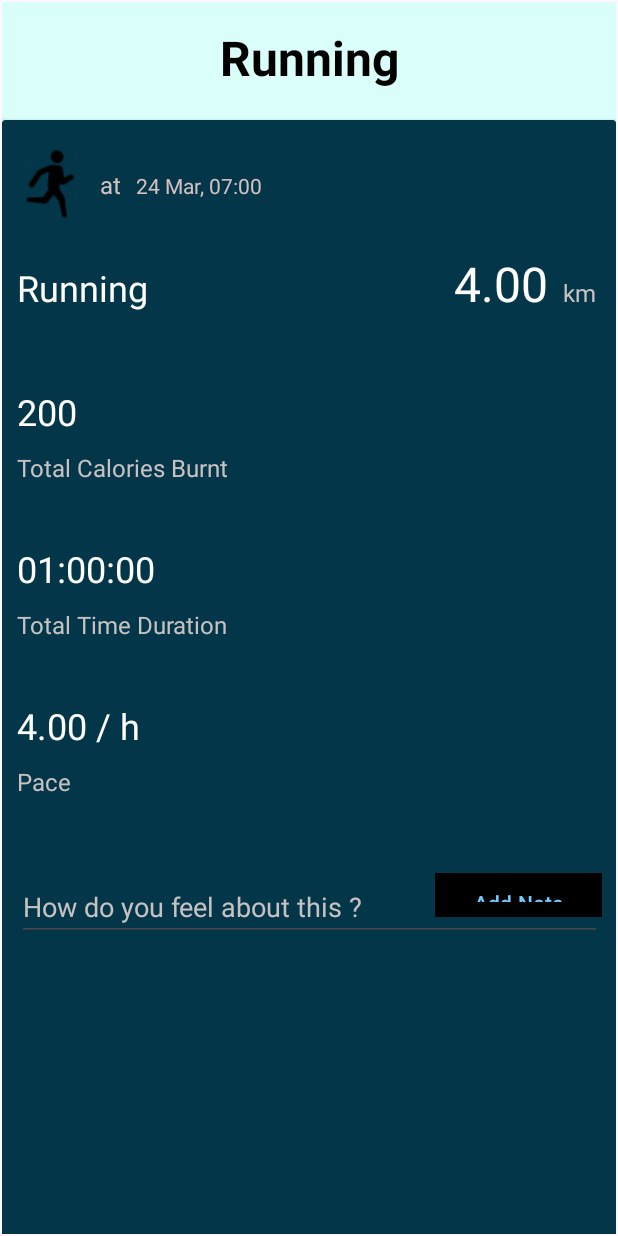
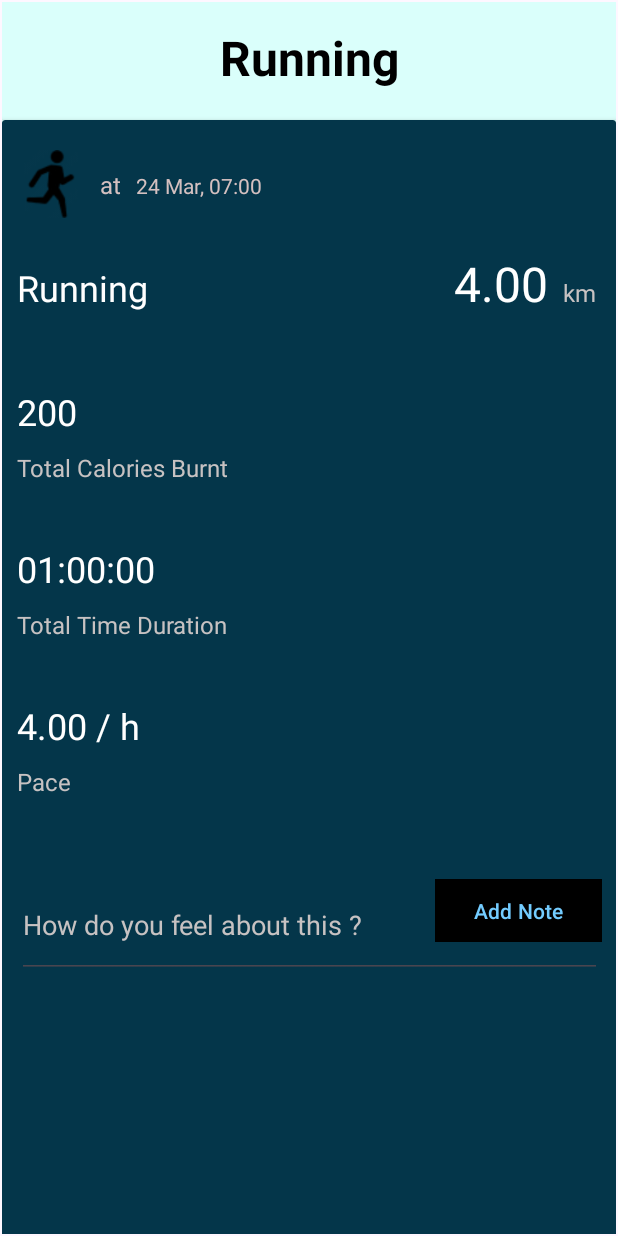
Before and after one commit to yii-meow/health-compass, an Android app: the fitness_routines_details screen opened through its navigation route, on a phone screen of 412 x 824 dp. Run offline under Robolectric (Android 15) with nearby library versions, the phone set to English and light mode, and no system bars; our stand-ins replace Firebase (no records; nobody signed in at launch, a user with empty details on screens opened directly).

Commit message:
log workout

```diff
--- a/app/src/main/java/com/example/healthcompass/achievements_challenges_list.kt
+++ /dev/null
@@ -1,6 +0,0 @@
-package com.example.healthcompass
-
-// TODO: Rename parameter arguments, choose names that match
-// the fragment initialization parameters, e.g. ARG_ITEM_NUMBER
-private const val ARG_PARAM1 = "param1"
-private const val ARG_PARAM2 = "param2"
--- a/app/src/main/java/com/example/healthcompass/achievements_milestones_details.kt
+++ /dev/null
@@ -1,6 +0,0 @@
-package com.example.healthcompass
-
-// TODO: Rename parameter arguments, choose names that match
-// the fragment initialization parameters, e.g. ARG_ITEM_NUMBER
-private const val ARG_PARAM1 = "param1"
-private const val ARG_PARAM2 = "param2"
--- a/app/src/main/java/com/example/healthcompass/achievements_milestones_list.kt
+++ /dev/null
@@ -1,6 +0,0 @@
-package com.example.healthcompass
-
-// TODO: Rename parameter arguments, choose names that match
-// the fragment initialization parameters, e.g. ARG_ITEM_NUMBER
-private const val ARG_PARAM1 = "param1"
-private const val ARG_PARAM2 = "param2"
--- a/app/src/main/java/com/example/healthcompass/data/FitnessActivity/FitnessActivity.kt
+++ b/app/src/main/java/com/example/healthcompass/data/FitnessActivity/FitnessActivity.kt
@@ -3,7 +3,7 @@ package com.example.healthcompass.data.FitnessActivity
 data class FitnessActivity(
     val activityName: String,
     val activityDate: String,
-    val caloriesBurnt: Double,
+    val caloriesBurnt: Int,
     val startTime: String,
     val endTime: String,
     val duration: String,
--- a/app/src/main/java/com/example/healthcompass/data/FitnessActivity/FitnessActivityViewModel.kt
+++ b/app/src/main/java/com/example/healthcompass/data/FitnessActivity/FitnessActivityViewModel.kt
@@ -42,7 +42,7 @@ class FitnessActivityViewModel(application: Application) : AndroidViewModel(appl
                         val activityValues = activitySnapshot.value as Map<String, Any>
                         val activityName = activityValues["activityName"] as String
                         val activityDate = activityValues["activityDate"] as String
-                        val caloriesBurnt = (activityValues["caloriesBurnt"] as Long).toDouble()
+                        val caloriesBurnt = (activityValues["caloriesBurnt"] as Long).toInt()
                         val startTime = activityValues["startTime"] as String
                         val endTime = activityValues["endTime"] as String
                         val duration = activityValues["duration"] as String
@@ -59,7 +59,6 @@ class FitnessActivityViewModel(application: Application) : AndroidViewModel(appl
                         fitnessActivities.add(fitnessActivity)
                     }
                 }
-                Log.d("fitness", fitnessActivities.toString())
                 callback?.onSuccess(fitnessActivities)
             }
 
--- a/app/src/main/res/layout/dialog_duration_picker.xml
+++ b/app/src/main/res/layout/dialog_duration_picker.xml
@@ -2,7 +2,8 @@
 <LinearLayout xmlns:android="http://schemas.android.com/apk/res/android"
     android:layout_width="match_parent"
     android:layout_height="wrap_content"
-    android:orientation="vertical">
+    android:orientation="horizontal"
+    >
 
     <NumberPicker
         android:id="@+id/hoursPicker"
--- a/app/src/main/res/layout/fragment_fitness_routines_details.xml
+++ b/app/src/main/res/layout/fragment_fitness_routines_details.xml
@@ -163,11 +163,10 @@
                 app:layout_constraintTop_toBottomOf="@id/tvActivityPace" />
 
             <EditText
-                android:id="@+id/editTextNote"
+                android:id="@+id/tvNote"
                 android:layout_width="390dp"
-                android:layout_height="wrap_content"
+                android:layout_height="70dp"
                 android:layout_marginTop="50dp"
-                android:ems="10"
                 android:inputType="text"
                 android:text="How do you feel about this ?"
                 android:textColor="#C7C2C2"
@@ -176,12 +175,15 @@
 
             <Button
                 android:layout_width="111dp"
-                android:layout_height="29dp"
+                android:layout_height="42dp"
                 android:background="@color/black"
                 android:text="Add Note"
                 android:textColor="#73CCFF"
-                app:layout_constraintRight_toRightOf="@id/editTextNote"
-                app:layout_constraintTop_toTopOf="@id/editTextNote" />
+                android:layout_marginBottom="20dp"
+                app:layout_constraintRight_toRightOf="@id/tvNote"
+                app:layout_constraintTop_toTopOf="@id/tvNote"
+                app:layout_constraintBottom_toBottomOf="@id/tvNote"
+                />
 
 
         </androidx.constraintlayout.widget.ConstraintLayout>
--- a/app/src/main/res/layout/fragment_log_workout_record.xml
+++ b/app/src/main/res/layout/fragment_log_workout_record.xml
@@ -110,7 +110,7 @@
                 android:id="@+id/durationPicker"
                 android:layout_width="wrap_content"
                 android:layout_height="wrap_content"
-                android:hint="Pick duration..."
+                android:text="Pick duration..."
                 android:textColor="#9F9F9F"
                 android:textColorHint="#9F9F9F"
                 android:textSize="16dp"
--- a/app/src/main/res/navigation/navigation_graph.xml
+++ b/app/src/main/res/navigation/navigation_graph.xml
@@ -103,7 +103,11 @@
         android:id="@+id/log_workout_record"
         android:name="com.example.healthcompass.log_workout_record"
         android:label="fragment_log_workout_record"
-        tools:layout="@layout/fragment_log_workout_record" />
+        tools:layout="@layout/fragment_log_workout_record" >
+        <action
+            android:id="@+id/action_log_workout_record_to_fitness_routines_details"
+            app:destination="@id/fitness_routines_details" />
+    </fragment>
     <fragment
         android:id="@+id/done_quick_workout"
         android:name="com.example.healthcompass.done_quick_workout"
```
Also changed, not shown: app/src/main/java/com/example/healthcompass/dataAdapter/FitnessListAdapter.kt (+10 -0 lines), app/src/main/java/com/example/healthcompass/log_workout_record.kt (+40 -7 lines), app/src/main/res/layout/fitness_view_holder.xml (+19 -13 lines), app/src/main/res/layout/fragment_duration_picker_dialog.xml (deleted, +0 -14 lines).
